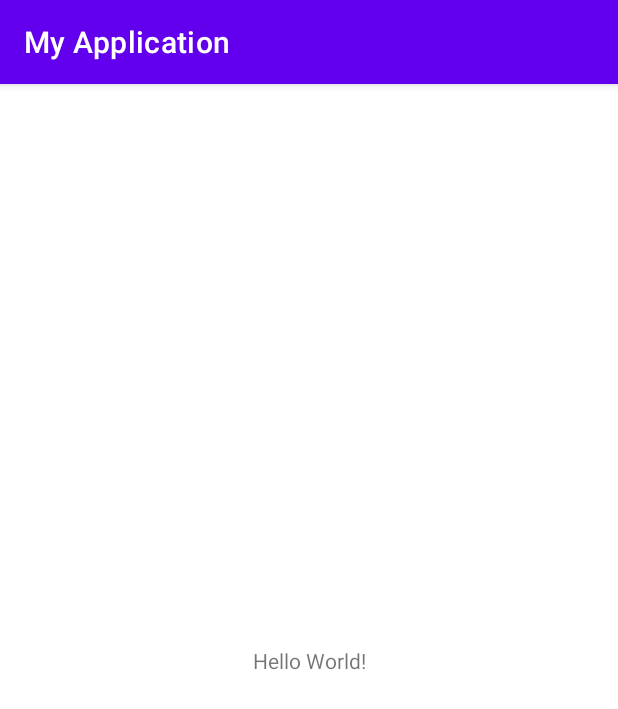
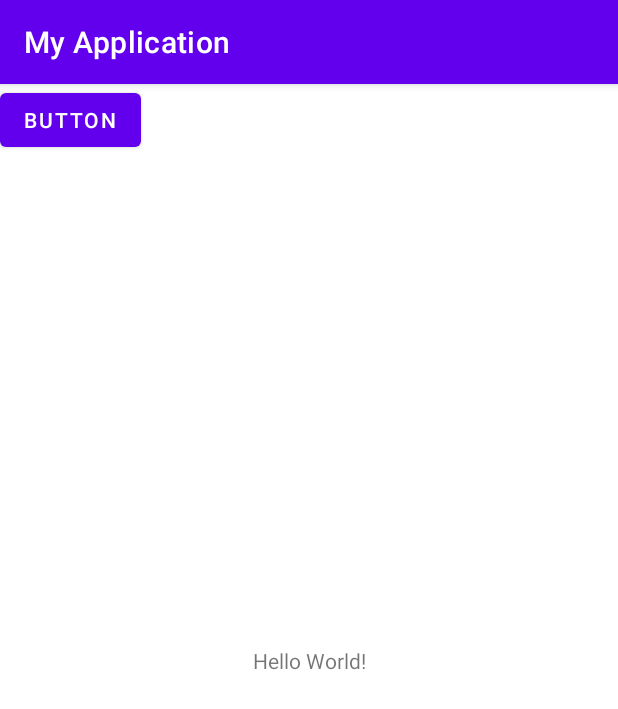
Before and after one commit to maryam71r/lab1, an Android app: the screen it shows after launch (MainActivity), on a phone screen of 412 x 824 dp. Shown: the top 709 px of the screen. Run offline under Robolectric (Android 15) with nearby library versions, the phone set to English and light mode, and no system bars.

Commit message:
add botton

```diff
--- a/app/src/main/res/layout/activity_main.xml
+++ b/app/src/main/res/layout/activity_main.xml
@@ -15,4 +15,12 @@
         app:layout_constraintStart_toStartOf="parent"
         app:layout_constraintTop_toTopOf="parent" />
 
+    <Button
+        android:id="@+id/button"
+        android:layout_width="wrap_content"
+        android:layout_height="wrap_content"
+        android:text="Button"
+        tools:layout_editor_absoluteX="٧٤dp"
+        tools:layout_editor_absoluteY="٨٢dp" />
+
 </androidx.constraintlayout.widget.ConstraintLayout>
```
